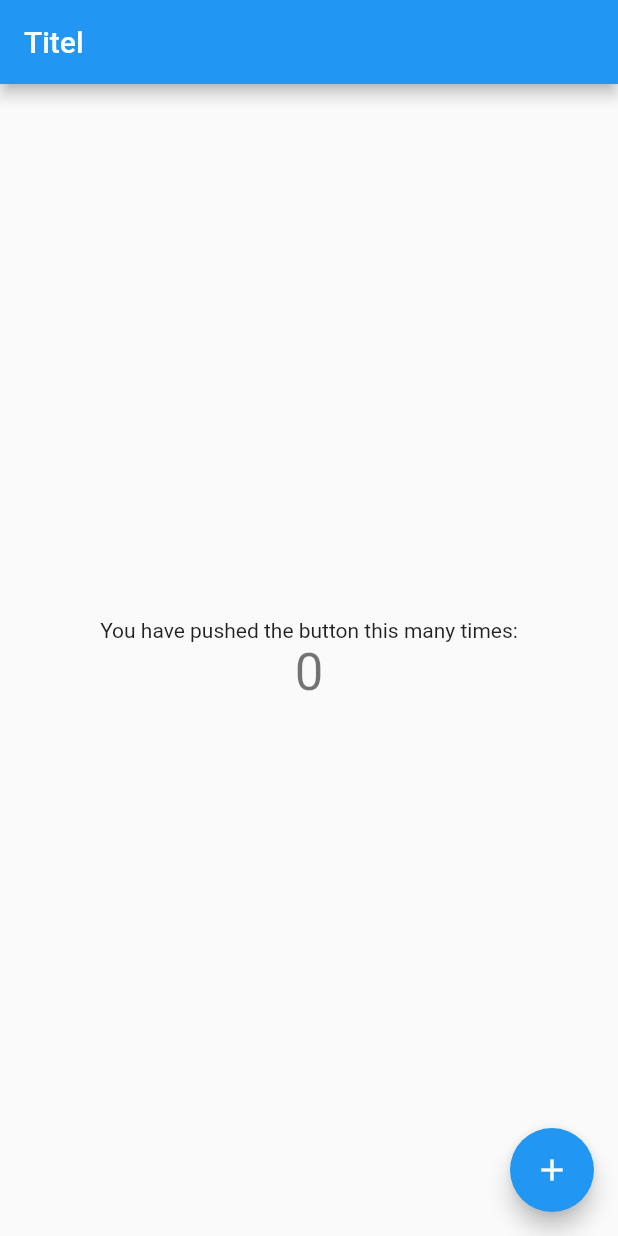
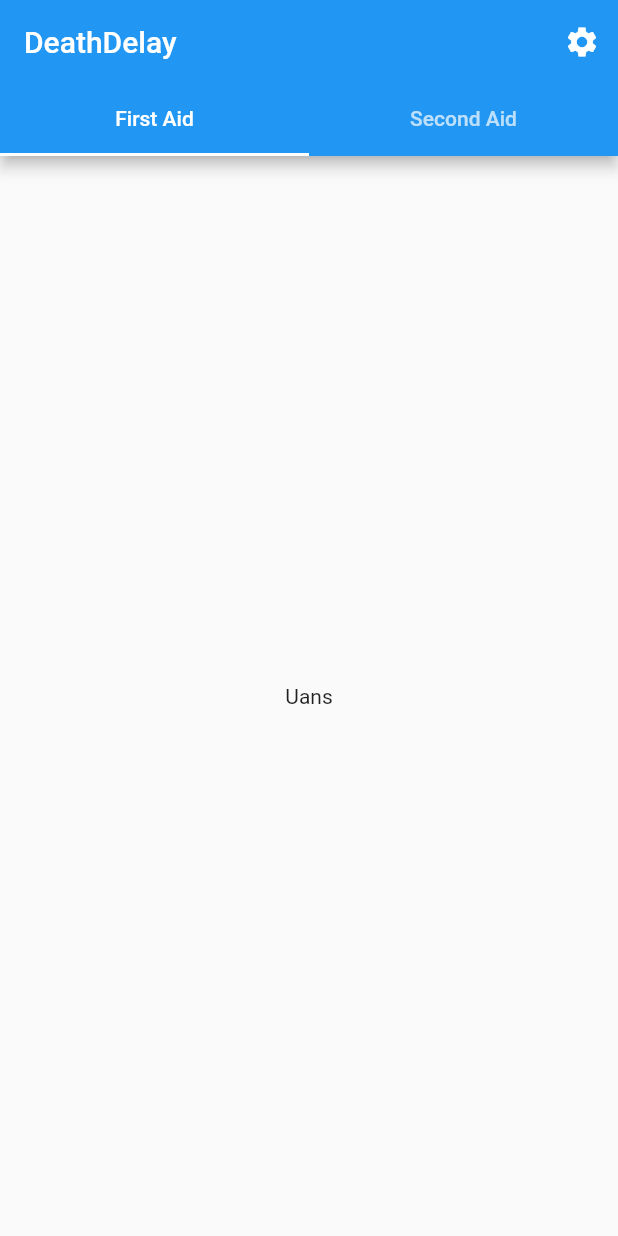
Before and after one commit to DschoDschiii/death_delay, a Flutter app: the screen it shows after launch, on a phone screen of 412 x 824 dp. Run offline on Flutter 3.47's test engine with Material 2 defaults, Android fonts, the light colour scheme and no system bars.

Commit message:
skeleton of the app

```diff
--- /dev/null
+++ b/lib/home.dart
@@ -0,0 +1,51 @@
+import 'package:death_delay/settings.dart';
+import 'package:flutter/cupertino.dart';
+import 'package:flutter/material.dart';
+
+class Home extends StatefulWidget {
+  @override
+  HomeState createState() {
+    return new HomeState();
+  }
+}
+
+class HomeState extends State<Home> {
+  @override
+  Widget build(BuildContext context) {
+    return DefaultTabController(
+      length: 2,
+      child: Scaffold(
+          appBar: AppBar(
+            title: Text('DeathDelay'),
+            actions: <Widget>[
+              IconButton(
+                icon: Icon(Icons.settings),
+                tooltip: 'Settings',
+                onPressed: () {
+//              nav to settings
+                  Navigator.push(context,
+                      MaterialPageRoute(builder: (context) => Settings()));
+                },
+              )
+            ],
+            bottom: TabBar(
+              tabs: <Widget>[
+                Tab(text: ('First Aid')),
+                Tab(text: ('Second Aid'))
+              ],
+            ),
+          ),
+          body: TabBarView(
+            children: <Widget>[
+              Center(
+                child: Text('Uans'),
+              ),
+              Center(
+                child: Text('Zwoa'),
+              )
+            ],
+          )
+      ),
+    );
+  }
+}
--- a/lib/main.dart
+++ b/lib/main.dart
@@ -1,131 +1,18 @@
+import 'package:flutter/cupertino.dart';
 import 'package:flutter/material.dart';
-import 'package:flutter_nfc_reader/flutter_nfc_reader.dart';
 
-void main() => runApp(MyApp());
+import 'home.dart';
+
+void main() {
+  runApp(MyApp());
+}
 
 class MyApp extends StatelessWidget {
-  // This widget is the root of your application.
   @override
   Widget build(BuildContext context) {
-//    FlutterNfcReader.onTagDiscovered().listen((onData) {
-//      print(onData.id);
-//      s = (onData.content);
-//      this.build(context);
-//    });
-    return MaterialApp(
-      title: 'Flutter Demo',
-      theme: ThemeData(
-        // This is the theme of your application.
-        //
-        // Try running your application with "flutter run". You'll see the
-        // application has a blue toolbar. Then, without quitting the app, try
-        // changing the primarySwatch below to Colors.green and then invoke
-        // "hot reload" (press "r" in the console where you ran "flutter run",
-        // or simply save your changes to "hot reload" in a Flutter IDE).
-        // Notice that the counter didn't reset back to zero; the application
-        // is not restarted.
-        primarySwatch: Colors.blue,
-      ),
-      home: MyHomePage(title: "Georg isch kronker sexer tschotschkebab"),
+    return new MaterialApp(
+      debugShowCheckedModeBanner: false,
+      home: Home()
     );
   }
 }
-
-class MyHomePage extends StatefulWidget {
-  MyHomePage({Key key, this.title}) : super(key: key);
-
-  // This widget is the home page of your application. It is stateful, meaning
-  // that it has a State object (defined below) that contains fields that affect
-  // how it looks.
-
-  // This class is the configuration for the state. It holds the values (in this
-  // case the title) provided by the parent (in this case the App widget) and
-  // used by the build method of the State. Fields in a Widget subclass are
-  // always marked "final".
-
-  final String title;
-
-  @override
-  _MyHomePageState createState() => _MyHomePageState();
-}
-
-class _MyHomePageState extends State<MyHomePage> {
-  int _counter = 0;
-  String _title = 'Titel';
-
-  void _incrementCounter() {
-    setState(() {
-      // This call to setState tells the Flutter framework that something has
-      // changed in this State, which causes it to rerun the build method below
-      // so that the display can reflect the updated values. If we changed
-      // _counter without calling setState(), then the build method would not be
-      // called again, and so nothing would appear to happen.
-      _counter++;
-    });
-  }
-
-  void _startScan() {
-    FlutterNfcReader.onTagDiscovered().listen((onData) {
-      setState(() {
-        this._title = (onData.content);
-      });
-    });
-  }
-
-  void initState() {
-    super.initState();
-    _startScan();
-  }
-
-  @override
-  Widget build(BuildContext context) {
-    // This method is rerun every time setState is called, for instance as done
-    // by the _incrementCounter method above.
-    //
-    // The Flutter framework has been optimized to make rerunning build methods
-    // fast, so that you can just rebuild anything that needs updating rather
-    // than having to individually change instances of widgets.
-    return Scaffold(
-      appBar: AppBar(
-        // Here we take the value from the MyHomePage object that was created by
-        // the App.build method, and use it to set our appbar title.
-        title: Text(this._title),
-      ),
-      body: Center(
-        // Center is a layout widget. It takes a single child and positions it
-        // in the middle of the parent.
-        child: Column(
-          // Column is also a layout widget. It takes a list of children and
-          // arranges them vertically. By default, it sizes itself to fit its
-          // children horizontally, and tries to be as tall as its parent.
-          //
-          // Invoke "debug painting" (press "p" in the console, choose the
-          // "Toggle Debug Paint" action from the Flutter Inspector in Android
-          // Studio, or the "Toggle Debug Paint" command in Visual Studio Code)
-          // to see the wireframe for each widget.
-          //
-          // Column has various properties to control how it sizes itself and
-          // how it positions its children. Here we use mainAxisAlignment to
-          // center the children vertically; the main axis here is the vertical
-          // axis because Columns are vertical (the cross axis would be
-          // horizontal).
-          mainAxisAlignment: MainAxisAlignment.center,
-          children: <Widget>[
-            Text(
-              'You have pushed the button this many times:',
-            ),
-            Text(
-              '$_counter',
-              style: Theme.of(context).textTheme.display1,
-            ),
-          ],
-        ),
-      ),
-      floatingActionButton: FloatingActionButton(
-        onPressed: _incrementCounter,
-        tooltip: 'Increment',
-        child: Icon(Icons.add),
-      ), // This trailing comma makes auto-formatting nicer for build methods.
-    );
-  }
-}
--- /dev/null
+++ b/lib/settings.dart
@@ -0,0 +1,25 @@
+import 'package:flutter/cupertino.dart';
+import 'package:flutter/material.dart';
+
+class Settings extends StatelessWidget {
+  @override
+  Widget build(BuildContext context) {
+    return Scaffold(
+      appBar: AppBar(
+        title: Text('Settings'),
+//        actions: <Widget>[
+//          IconButton(
+//            icon: Icon(Icons.exit_to_app),
+//            onPressed: () {
+//        //      Nav back to home
+//              Navigator.pop(context);
+//            },
+//          )
+//        ],
+      ),
+      body: Center(
+        child: Text('Some settings'),
+      ),
+    );
+  }
+}
```
Also changed, not shown: 1 other file.
